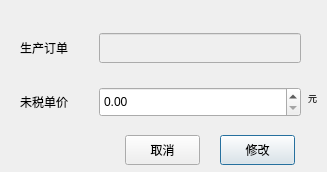
Above: Qt/ERP/dialogmodprice.ui from superp2017/NTERP before the change. Below: the same form after it.
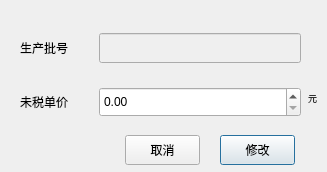
That is the form after the change.

Diff of the .ui file:
```diff
--- a/Qt/ERP/dialogmodprice.ui
+++ b/Qt/ERP/dialogmodprice.ui
@@ -88,7 +88,7 @@
        </size>
       </property>
       <property name="text">
-       <string>生产订单</string>
+       <string>生产批号</string>
       </property>
       <property name="alignment">
        <set>Qt::AlignRight|Qt::AlignTrailing|Qt::AlignVCenter</set>
```
